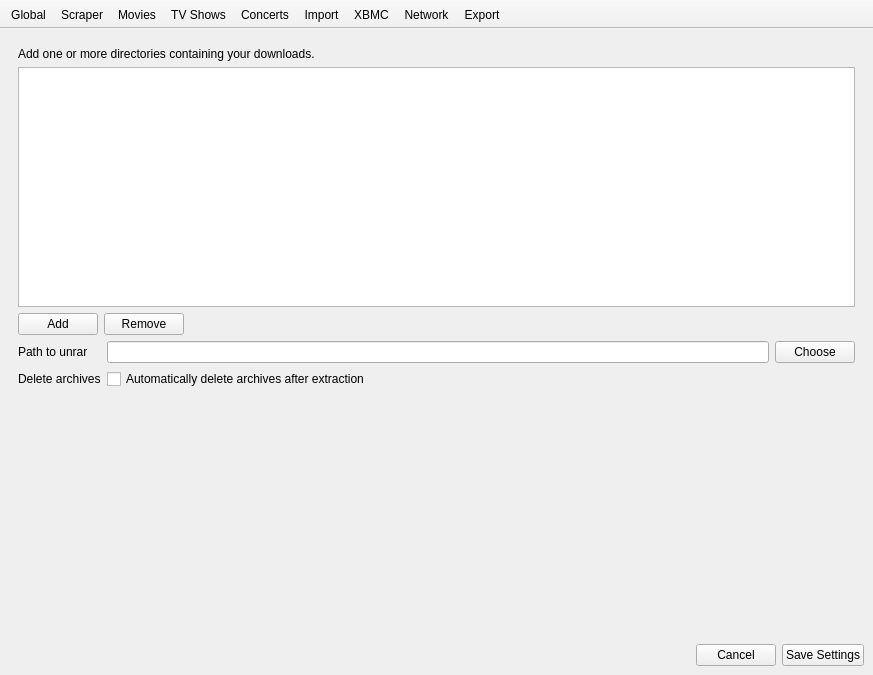
The window that settings/SettingsWindow.ui (Komet/MediaElch) describes before a commit, drawn with Qt 5.
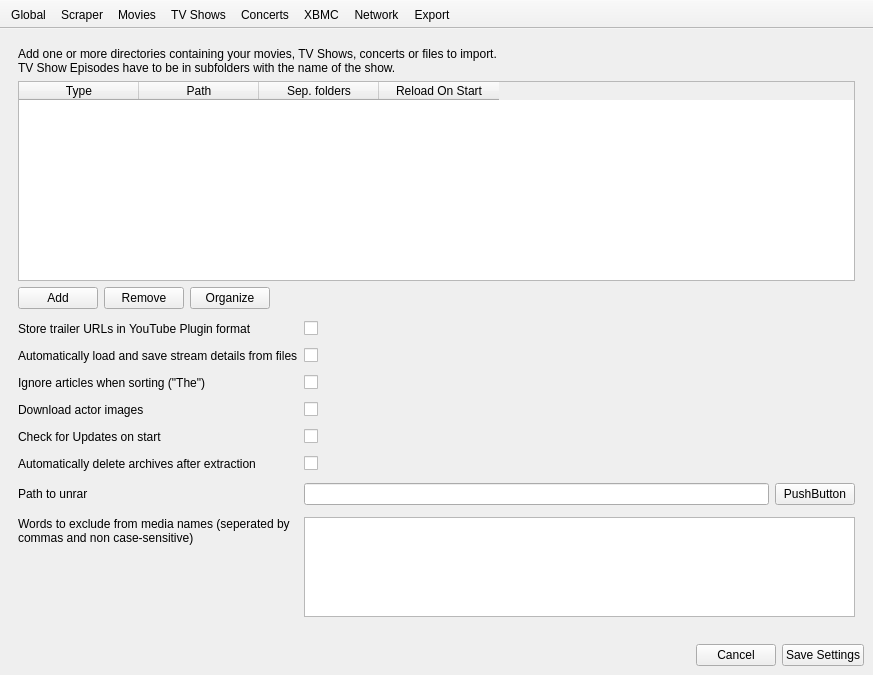
The same window after the commit. The open tabs and pages were chosen to show the change. Icons and pictures are not drawn. Custom widgets are drawn as their Qt base class.

Commit message: Moved download dir settings to global; reload exclude words after saving settings

Patch:
```diff
--- a/settings/SettingsWindow.ui
+++ b/settings/SettingsWindow.ui
@@ -30,11 +30,12 @@
     <item>
      <widget class="SlidingStackedWidget" name="stackedWidget">
       <widget class="QWidget" name="page_0">
-       <layout class="QVBoxLayout" name="verticalLayout_5">
+       <layout class="QVBoxLayout" name="verticalLayout_5" stretch="0,1,0,0">
         <item>
          <widget class="QLabel" name="labelGlobal">
           <property name="text">
-           <string>Add one or more directories containing your movies, TV Shows or concerts. TV Show Episodes have to be in subfolders with the name of the show.</string>
+           <string>Add one or more directories containing your movies, TV Shows, concerts or files to import.
+TV Show Episodes have to be in subfolders with the name of the show.</string>
           </property>
           <property name="wordWrap">
            <bool>true</bool>
@@ -52,7 +53,7 @@
           <property name="maximumSize">
            <size>
             <width>16777215</width>
-            <height>170</height>
+            <height>200</height>
            </size>
           </property>
           <property name="selectionMode">
@@ -138,13 +139,6 @@
           <property name="fieldGrowthPolicy">
            <enum>QFormLayout::ExpandingFieldsGrow</enum>
           </property>
-          <item row="0" column="0">
-           <widget class="QLabel" name="label_5">
-            <property name="text">
-             <string>Store trailer URLs in YouTube Plugin format</string>
-            </property>
-           </widget>
-          </item>
           <item row="0" column="1">
            <widget class="QCheckBox" name="useYoutubePluginUrls">
             <property name="text">
@@ -152,13 +146,6 @@
             </property>
            </widget>
           </item>
-          <item row="1" column="0">
-           <widget class="QLabel" name="label_6">
-            <property name="text">
-             <string>Automatically load and save stream details from files</string>
-            </property>
-           </widget>
-          </item>
           <item row="1" column="1">
            <widget class="QCheckBox" name="chkAutoLoadStreamDetails">
             <property name="text">
@@ -166,13 +153,6 @@
             </property>
            </widget>
           </item>
-          <item row="2" column="0">
-           <widget class="QLabel" name="label_8">
-            <property name="text">
-             <string>Ignore articles when sorting (&quot;The&quot;)</string>
-            </property>
-           </widget>
-          </item>
           <item row="2" column="1">
            <widget class="QCheckBox" name="chkIgnoreArticlesWhenSorting">
             <property name="text">
@@ -180,13 +160,6 @@
             </property>
            </widget>
           </item>
-          <item row="3" column="0">
-           <widget class="QLabel" name="label_10">
-            <property name="text">
-             <string>Download actor images</string>
-            </property>
-           </widget>
-          </item>
           <item row="3" column="1">
            <widget class="QCheckBox" name="chkDownloadActorImages">
             <property name="text">
@@ -194,14 +167,14 @@
             </property>
            </widget>
           </item>
-          <item row="5" column="1">
-           <widget class="QTextEdit" name="excludeWordsText">
-            <property name="toolTip">
-             <string>Words to exclude from media names (seperated by commas and non case-sensitive)</string>
+          <item row="4" column="1">
+           <widget class="QCheckBox" name="chkCheckForUpdates">
+            <property name="text">
+             <string/>
             </property>
            </widget>
           </item>
-          <item row="5" column="0">
+          <item row="7" column="0">
            <widget class="QLabel" name="label_excludeWords">
             <property name="text">
              <string>Words to exclude from media names (seperated by commas and non case-sensitive)</string>
@@ -214,6 +187,54 @@
             </property>
            </widget>
           </item>
+          <item row="7" column="1">
+           <widget class="QTextEdit" name="excludeWordsText">
+            <property name="maximumSize">
+             <size>
+              <width>16777215</width>
+              <height>100</height>
+             </size>
+            </property>
+            <property name="toolTip">
+             <string>Words to exclude from media names (seperated by commas and non case-sensitive)</string>
+            </property>
+           </widget>
+          </item>
+          <item row="5" column="1">
+           <widget class="QCheckBox" name="chkDeleteArchives">
+            <property name="text">
+             <string/>
+            </property>
+           </widget>
+          </item>
+          <item row="0" column="0">
+           <widget class="QLabel" name="label_5">
+            <property name="text">
+             <string>Store trailer URLs in YouTube Plugin format</string>
+            </property>
+           </widget>
+          </item>
+          <item row="1" column="0">
+           <widget class="QLabel" name="label_6">
+            <property name="text">
+             <string>Automatically load and save stream details from files</string>
+            </property>
+           </widget>
+          </item>
+          <item row="2" column="0">
+           <widget class="QLabel" name="label_8">
+            <property name="text">
+             <string>Ignore articles when sorting (&quot;The&quot;)</string>
+            </property>
+           </widget>
+          </item>
+          <item row="3" column="0">
+           <widget class="QLabel" name="label_10">
+            <property name="text">
+             <string>Download actor images</string>
+            </property>
+           </widget>
+          </item>
           <item row="4" column="0">
            <widget class="QLabel" name="label_56">
             <property name="text">
@@ -221,13 +242,34 @@
             </property>
            </widget>
           </item>
-          <item row="4" column="1">
-           <widget class="QCheckBox" name="chkCheckForUpdates">
+          <item row="5" column="0">
+           <widget class="QLabel" name="label_57">
             <property name="text">
-             <string/>
+             <string>Automatically delete archives after extraction</string>
             </property>
            </widget>
           </item>
+          <item row="6" column="0">
+           <widget class="QLabel" name="label_58">
+            <property name="text">
+             <string>Path to unrar</string>
+            </property>
+           </widget>
+          </item>
+          <item row="6" column="1">
+           <layout class="QHBoxLayout" name="horizontalLayout_5">
+            <item>
+             <widget class="QLineEdit" name="unrarPath"/>
+            </item>
+            <item>
+             <widget class="QPushButton" name="btnChooseUnrar">
+              <property name="text">
+               <string>PushButton</string>
+              </property>
+             </widget>
+            </item>
+           </layout>
+          </item>
          </layout>
         </item>
        </layout>
@@ -982,133 +1024,6 @@
         </item>
        </layout>
       </widget>
-      <widget class="QWidget" name="page_5">
-       <layout class="QVBoxLayout" name="verticalLayout_12">
-        <item>
-         <widget class="QLabel" name="label_53">
-          <property name="text">
-           <string>Add one or more directories containing your downloads.</string>
-          </property>
-          <property name="wordWrap">
-           <bool>true</bool>
-          </property>
-         </widget>
-        </item>
-        <item>
-         <widget class="QTableWidget" name="downloadDirs">
-          <property name="minimumSize">
-           <size>
-            <width>0</width>
-            <height>100</height>
-           </size>
-          </property>
-          <property name="selectionMode">
-           <enum>QAbstractItemView::SingleSelection</enum>
-          </property>
-          <attribute name="horizontalHeaderVisible">
-           <bool>false</bool>
-          </attribute>
-          <attribute name="horizontalHeaderDefaultSectionSize">
-           <number>120</number>
-          </attribute>
-          <attribute name="horizontalHeaderStretchLastSection">
-           <bool>true</bool>
-          </attribute>
-          <attribute name="verticalHeaderVisible">
-           <bool>false</bool>
-          </attribute>
-          <column>
-           <property name="text">
-            <string>Dir</string>
-           </property>
-          </column>
-         </widget>
-        </item>
-        <item>
-         <layout class="QHBoxLayout" name="horizontalLayout_3">
-          <item>
-           <widget class="QPushButton" name="btnAddDownloadDir">
-            <property name="text">
-             <string>Add</string>
-            </property>
-           </widget>
-          </item>
-          <item>
-           <widget class="QPushButton" name="btnRemoveDownloadDir">
-            <property name="text">
-             <string>Remove</string>
-            </property>
-           </widget>
-          </item>
-          <item>
-           <spacer name="horizontalSpacer_2">
-            <property name="orientation">
-             <enum>Qt::Horizontal</enum>
-            </property>
-            <property name="sizeHint" stdset="0">
-             <size>
-              <width>40</width>
-              <height>20</height>
-             </size>
-            </property>
-           </spacer>
-          </item>
-         </layout>
-        </item>
-        <item>
-         <layout class="QFormLayout" name="formLayout_8">
-          <item row="0" column="0">
-           <widget class="QLabel" name="label_54">
-            <property name="text">
-             <string>Path to unrar</string>
-            </property>
-           </widget>
-          </item>
-          <item row="0" column="1">
-           <layout class="QHBoxLayout" name="horizontalLayout_4">
-            <item>
-             <widget class="QLineEdit" name="unrarPath"/>
-            </item>
-            <item>
-             <widget class="QPushButton" name="btnChooseUnrar">
-              <property name="text">
-               <string>Choose</string>
-              </property>
-             </widget>
-            </item>
-           </layout>
-          </item>
-          <item row="1" column="0">
-           <widget class="QLabel" name="label_55">
-            <property name="text">
-             <string>Delete archives</string>
-            </property>
-           </widget>
-          </item>
-          <item row="1" column="1">
-           <widget class="QCheckBox" name="chkDeleteArchives">
-            <property name="text">
-             <string>Automatically delete archives after extraction</string>
-            </property>
-           </widget>
-          </item>
-         </layout>
-        </item>
-        <item>
-         <spacer name="verticalSpacer_2">
-          <property name="orientation">
-           <enum>Qt::Vertical</enum>
-          </property>
-          <property name="sizeHint" stdset="0">
-           <size>
-            <width>20</width>
-            <height>40</height>
-           </size>
-          </property>
-         </spacer>
-        </item>
-       </layout>
-      </widget>
       <widget class="QWidget" name="page_6">
        <layout class="QVBoxLayout" name="verticalLayout_2" stretch="0,1">
         <item>
@@ -1366,7 +1281,6 @@
    <addaction name="actionMovies"/>
    <addaction name="actionTV_Shows"/>
    <addaction name="actionConcerts"/>
-   <addaction name="actionDownloads"/>
    <addaction name="actionXBMC"/>
    <addaction name="actionNetwork"/>
    <addaction name="actionExport"/>
@@ -1469,7 +1383,7 @@
      <normaloff>:/settings/xbmc_active.png</normaloff>:/settings/xbmc_active.png</iconset>
    </property>
    <property name="page" stdset="0">
-    <number>6</number>
+    <number>5</number>
    </property>
   </action>
   <action name="actionNetwork">
@@ -1489,7 +1403,7 @@
      <normaloff>:/settings/network_active.png</normaloff>:/settings/network_active.png</iconset>
    </property>
    <property name="page" stdset="0">
-    <number>7</number>
+    <number>6</number>
    </property>
   </action>
   <action name="actionScraper">
@@ -1529,30 +1443,7 @@
      <normaloff>:/settings/export_active.png</normaloff>:/settings/export_active.png</iconset>
    </property>
    <property name="page" stdset="0">
-    <number>8</number>
-   </property>
-  </action>
-  <action name="actionDownloads">
-   <property name="icon">
-    <iconset resource="../MediaElch.qrc">
-     <normaloff>:/settings/downloads.png</normaloff>:/settings/downloads.png</iconset>
-   </property>
-   <property name="text">
-    <string>Import</string>
-   </property>
-   <property name="toolTip">
-    <string>Import</string>
-   </property>
-   <property name="iconNormal" stdset="0">
-    <iconset resource="../MediaElch.qrc">
-     <normaloff>:/settings/downloads.png</normaloff>:/settings/downloads.png</iconset>
-   </property>
-   <property name="iconActive" stdset="0">
-    <iconset resource="../MediaElch.qrc">
-     <normaloff>:/settings/downloads_active.png</normaloff>:/settings/downloads_active.png</iconset>
-   </property>
-   <property name="page" stdset="0">
-    <number>5</number>
+    <number>7</number>
    </property>
   </action>
  </widget>
```
Left out of the diff: 16 changed lines with no effect on the pictures. The commit also changes 10 other files.
